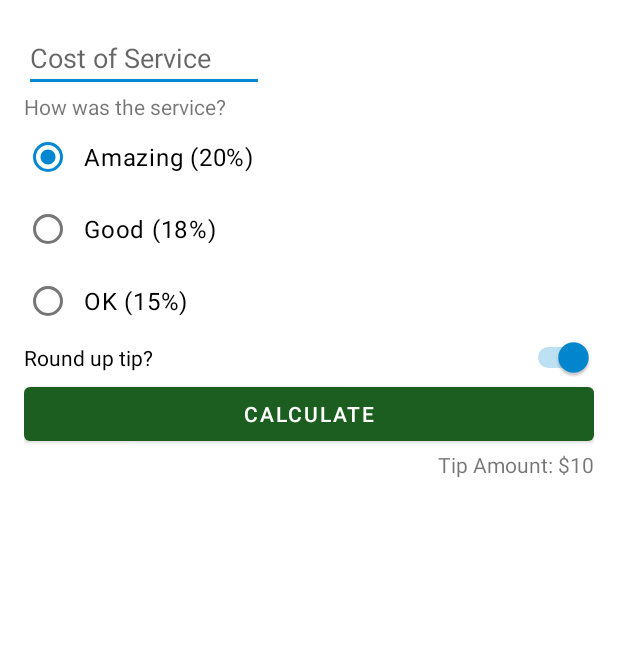
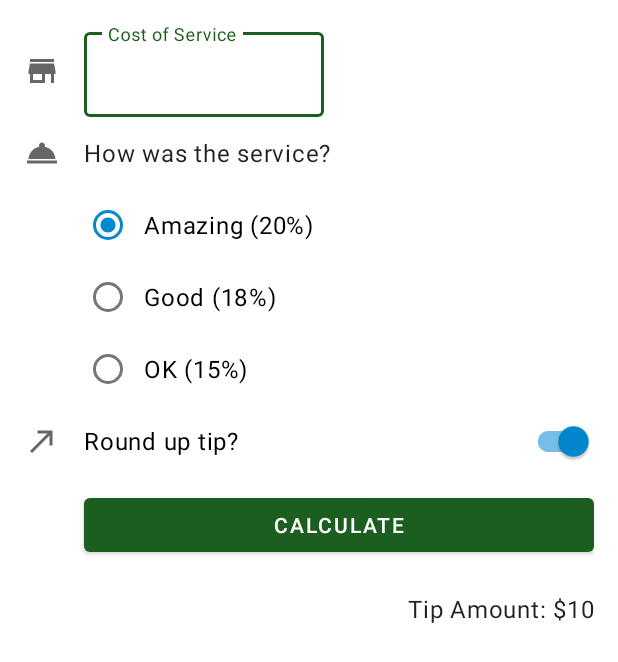
Before and after one commit to Malfor/Codelab_Tip_Calculator, an Android app: the layout activity_main.xml on its own in the app's theme, with its tools: preview values and no code run, on a phone screen of 412 x 824 dp. Shown: the top 662 px of the screen. Run offline under Robolectric (Android 15) with nearby library versions, the phone set to English and light mode, and no system bars.

Commit message:
Se agrega estilos en textView

```diff
--- a/app/src/main/res/layout/activity_main.xml
+++ b/app/src/main/res/layout/activity_main.xml
@@ -7,31 +7,60 @@
     android:padding="16dp"
     tools:context=".MainActivity">
 
-    <EditText
+    <ImageView
+        android:id="@+id/icon_cost_of_service"
+        android:layout_width="wrap_content"
+        android:layout_height="wrap_content"
+        android:importantForAccessibility="no"
+        app:srcCompat="@drawable/ic_store"
+        app:layout_constraintStart_toStartOf="parent"
+        app:layout_constraintTop_toTopOf="@id/cost_of_service"
+        app:layout_constraintBottom_toBottomOf="@id/cost_of_service"/>
+
+    <com.google.android.material.textfield.TextInputLayout
         android:id="@+id/cost_of_service"
         android:layout_width="160dp"
         android:layout_height="wrap_content"
-        android:autofillHints="10"
         android:hint="@string/cost_of_service"
-        android:inputType="numberDecimal"
+        android:layout_marginStart="16dp"
+        app:layout_constraintTop_toTopOf="parent"
+        app:layout_constraintStart_toEndOf="@id/icon_cost_of_service">
+
+        <com.google.android.material.textfield.TextInputEditText
+            android:id="@+id/cost_of_service_edit_text"
+            android:layout_width="match_parent"
+            android:layout_height="wrap_content"
+            android:inputType="numberDecimal"/>
+
+    </com.google.android.material.textfield.TextInputLayout>
+
+    <ImageView
+        android:id="@+id/icon_service_question"
+        android:layout_width="wrap_content"
+        android:layout_height="wrap_content"
+        android:importantForAccessibility="no"
+        app:srcCompat="@drawable/ic_service"
         app:layout_constraintStart_toStartOf="parent"
-        app:layout_constraintTop_toTopOf="parent" />
+        app:layout_constraintTop_toTopOf="@id/service_question"
+        app:layout_constraintBottom_toBottomOf="@id/service_question"/>
 
     <TextView
         android:id="@+id/service_question"
+        style="@style/Widget.TipTime.TextView"
         android:layout_width="wrap_content"
         android:layout_height="wrap_content"
         android:text="@string/how_was_the_service"
-        app:layout_constraintStart_toStartOf="parent"
+        android:layout_marginStart="16dp"
+        app:layout_constraintStart_toEndOf="@id/icon_service_question"
         app:layout_constraintTop_toBottomOf="@id/cost_of_service" />
 
     <RadioGroup
         android:id="@+id/tip_opcion"
-        android:layout_width="match_parent"
+        android:layout_width="0dp"
         android:layout_height="wrap_content"
         android:checkedButton="@id/option_twenty_percental"
         android:orientation="vertical"
-        app:layout_constraintStart_toStartOf="parent"
+        app:layout_constraintStart_toStartOf="@id/service_question"
         app:layout_constraintTop_toBottomOf="@id/service_question">
 
         <RadioButton
@@ -54,14 +83,25 @@
 
     </RadioGroup>
 
-    <Switch
+    <ImageView
+        android:id="@+id/icon_round_up_switch"
+        android:layout_width="wrap_content"
+        android:layout_height="wrap_content"
+        android:importantForAccessibility="no"
+        app:srcCompat="@drawable/ic_round_up"
+        app:layout_constraintStart_toStartOf="parent"
+        app:layout_constraintTop_toTopOf="@id/round_up_switch"
+        app:layout_constraintBottom_toBottomOf="@id/round_up_switch"/>
+
+    <com.google.android.material.switchmaterial.SwitchMaterial
         android:id="@+id/round_up_switch"
         android:layout_width="0dp"
         android:layout_height="wrap_content"
         android:checked="true"
         android:text="@string/round_up_tip"
+        android:layout_marginStart="16dp"
         app:layout_constraintEnd_toEndOf="parent"
-        app:layout_constraintStart_toStartOf="parent"
+        app:layout_constraintStart_toEndOf="@id/icon_round_up_switch"
         app:layout_constraintTop_toBottomOf="@id/tip_opcion" />
 
     <Button
@@ -69,14 +109,17 @@
         android:layout_width="0dp"
         android:layout_height="wrap_content"
         android:text="@string/calculate"
+        android:layout_marginTop="8dp"
         app:layout_constraintEnd_toEndOf="parent"
-        app:layout_constraintStart_toStartOf="parent"
+        app:layout_constraintStart_toStartOf="@id/round_up_switch"
         app:layout_constraintTop_toBottomOf="@id/round_up_switch" />
 
     <TextView
         android:id="@+id/tip_result"
+        style="@style/Widget.TipTime.TextView"
         android:layout_width="0dp"
         android:layout_height="wrap_content"
+        android:layout_marginTop="8dp"
         tools:text="Tip Amount: $10"
         app:layout_constraintEnd_toEndOf="parent"
         app:layout_constraintTop_toBottomOf="@id/calculate_button" />
```
